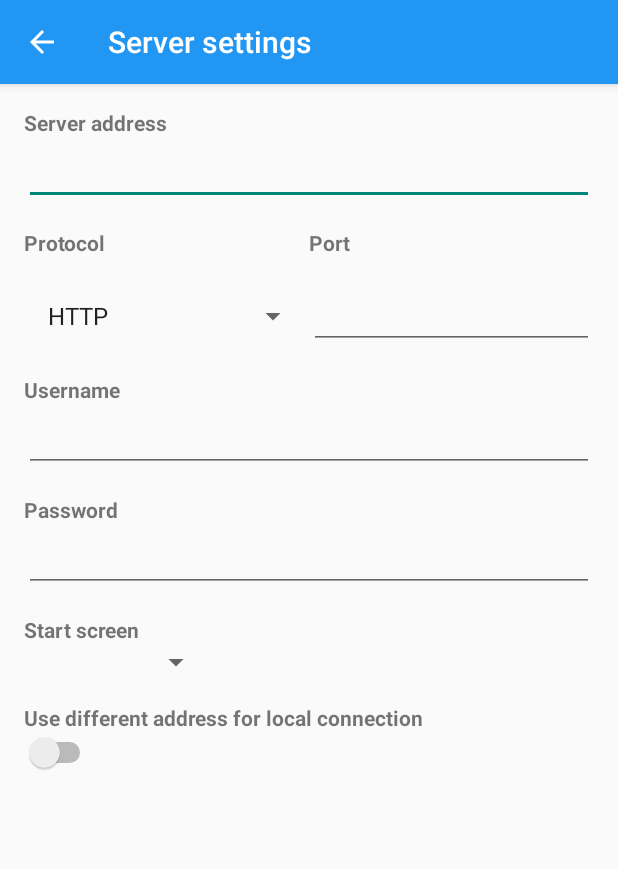
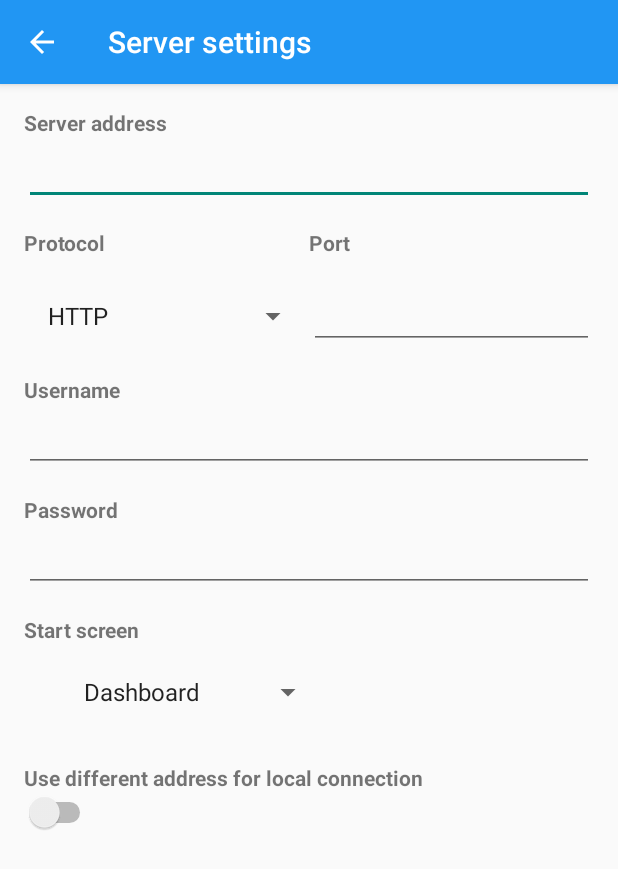
Before and after one commit to Inversion-NL/Domoticz-Android, an Android app: the ServerSettingsActivity screen opened directly, with no data from a screen before it, on a phone screen of 412 x 824 dp. Shown: the top 869 px of the screen. Run offline under Robolectric (Android 15) with nearby library versions, the phone set to English and light mode, and no system bars.

Commit message:
New server preference screen v1.2

```diff
--- a/app/src/main/java/nl/inversion/domoticz/ServerSettingsActivity.java
+++ b/app/src/main/java/nl/inversion/domoticz/ServerSettingsActivity.java
@@ -52,6 +52,7 @@ public class ServerSettingsActivity extends ActionBarActivity {
         password_input.setText(mSharedPrefs.getDomoticzRemotePassword());
 
         setProtocol_spinner();
+        setStartScreen_spinner();
 
     }
 
@@ -73,7 +74,27 @@ public class ServerSettingsActivity extends ActionBarActivity {
 
             }
         });
+    }
 
+    private void setStartScreen_spinner() {
+
+        String[] startScreens = getResources().getStringArray(R.array.drawer_actions);
+
+        ArrayAdapter<String> startScreenAdapter
+                = new ArrayAdapter<>(this, android.R.layout.simple_expandable_list_item_1, startScreens);
+        startScreen_spinner.setAdapter(startScreenAdapter);
+        startScreen_spinner.setSelection(mSharedPrefs.getStartupScreenIndexValue());
+        startScreen_spinner.setOnItemSelectedListener(new AdapterView.OnItemSelectedListener() {
+            @Override
+            public void onItemSelected(AdapterView<?> adapterView, View view, int i, long l) {
+
+            }
+
+            @Override
+            public void onNothingSelected(AdapterView<?> adapterView) {
+
+            }
+        });
 
     }
 
--- a/app/src/main/res/layout/activity_server_settings.xml
+++ b/app/src/main/res/layout/activity_server_settings.xml
@@ -113,7 +113,7 @@
 
         <Spinner
             android:id="@+id/startScreen_spinner"
-            android:layout_width="125dp"
+            android:layout_width="200dp"
             android:layout_height="wrap_content"
             android:spinnerMode="dropdown" />
 
```
